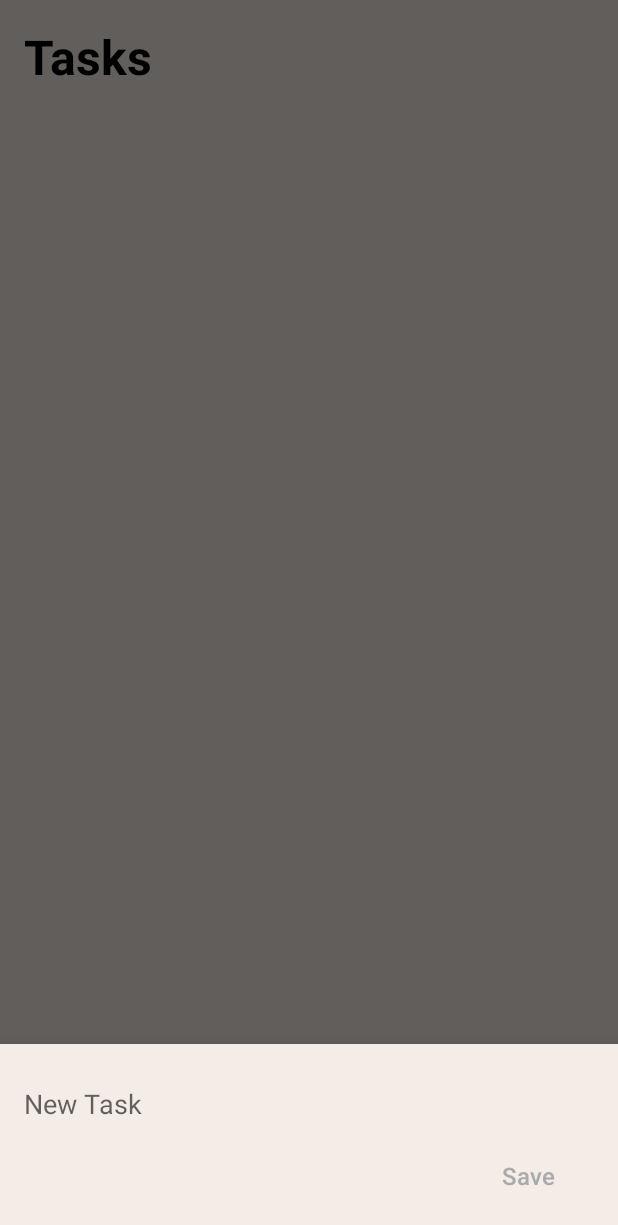
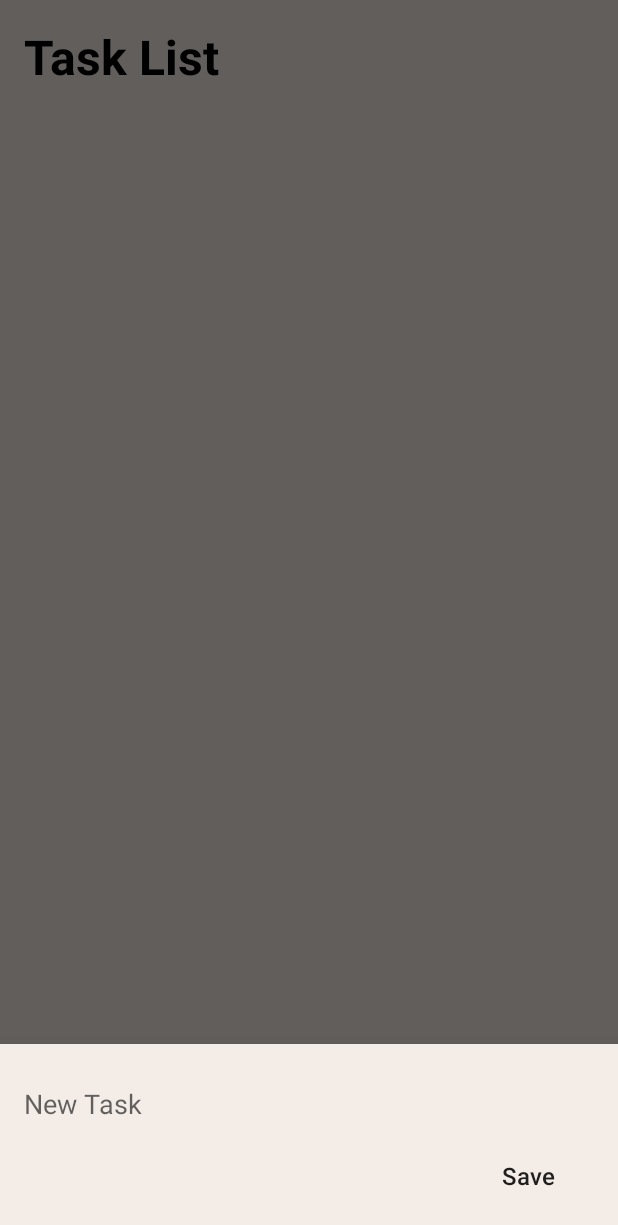
Before and after one commit to CSC207-2023Y-UofT/course-project-tnt, an Android app: the screen it shows after launch (MainActivity), after a tap on "Add Task", on a phone screen of 412 x 824 dp. Shown: the top 1225 px of the screen. Run offline under Robolectric (Android 15) with nearby library versions, the phone set to English and light mode, and no system bars.

Commit message:
3-task-list fix all the code errors

```diff
--- a/app/src/main/java/com/example/tester/Adapters/ToDoAdapter.java
+++ b/app/src/main/java/com/example/tester/Adapters/ToDoAdapter.java
@@ -1,5 +1,6 @@
 package com.example.tester.Adapters;
 
+import android.annotation.SuppressLint;
 import android.content.Context;
 import android.os.Bundle;
 import android.view.LayoutInflater;
@@ -21,8 +22,8 @@ import java.util.List;
 public class ToDoAdapter extends RecyclerView.Adapter<ToDoAdapter.ViewHolder> {
 
     private List<ToDoModel> todoList;
-    private DatabaseHandler db;
-    private MainActivity activity;
+    private final DatabaseHandler db;
+    private final MainActivity activity;
 
     public ToDoAdapter(DatabaseHandler db, MainActivity activity) {
         this.db = db;
@@ -66,6 +67,7 @@ public class ToDoAdapter extends RecyclerView.Adapter<ToDoAdapter.ViewHolder> {
         return activity;
     }
 
+    @SuppressLint("NotifyDataSetChanged")
     public void setTasks(List<ToDoModel> todoList) {
         this.todoList = todoList;
         notifyDataSetChanged();
--- a/app/src/main/java/com/example/tester/AddTaskUseCase.java
+++ b/app/src/main/java/com/example/tester/AddTaskUseCase.java
@@ -49,7 +49,7 @@ public class AddTaskUseCase extends BottomSheetDialogFragment {
                              @Nullable Bundle savedInstanceState) {
 
         View view = inflater.inflate(R.layout.new_task, container, false);
-        getDialog().getWindow().setSoftInputMode(WindowManager.LayoutParams.SOFT_INPUT_ADJUST_RESIZE);
+        Objects.requireNonNull(getDialog()).getWindow().setSoftInputMode(WindowManager.LayoutParams.SOFT_INPUT_ADJUST_RESIZE);
 
         return view;
     }
@@ -58,7 +58,7 @@ public class AddTaskUseCase extends BottomSheetDialogFragment {
     public void onViewCreated(@NonNull View view, @Nullable Bundle savedInstanceState) {
         super.onViewCreated(view, savedInstanceState);
         newTaskText = requireView().findViewById(R.id.newTaskText);
-        newTaskSaveButton = getView().findViewById(R.id.newTaskButton);
+        newTaskSaveButton = requireView().findViewById(R.id.newTaskButton);
 
         boolean isUpdate = false;
 
--- a/app/src/main/java/com/example/tester/DialogCloseListener.java
+++ b/app/src/main/java/com/example/tester/DialogCloseListener.java
@@ -3,5 +3,5 @@ package com.example.tester;
 import android.content.DialogInterface;
 
 public interface DialogCloseListener {
-    public void handleDialogClose(DialogInterface dialog);
+    void handleDialogClose(DialogInterface dialog);
 }
--- a/app/src/main/java/com/example/tester/MainActivity.java
+++ b/app/src/main/java/com/example/tester/MainActivity.java
@@ -5,9 +5,9 @@ import androidx.recyclerview.widget.ItemTouchHelper;
 import androidx.recyclerview.widget.LinearLayoutManager;
 import androidx.recyclerview.widget.RecyclerView;
 
+import android.annotation.SuppressLint;
 import android.content.DialogInterface;
 import android.os.Bundle;
-import android.view.View;
 import net.penguincoders.doit.R;
 
 import com.google.android.material.floatingactionbutton.FloatingActionButton;
@@ -24,9 +24,7 @@ public class MainActivity extends AppCompatActivity implements DialogCloseListen
 
     private DatabaseHandler db;
 
-    private RecyclerView tasksRecyclerView;
     private ToDoAdapter tasksAdapter;
-    private FloatingActionButton fab;
 
     private List<ToDoModel> taskList;
 
@@ -39,7 +37,7 @@ public class MainActivity extends AppCompatActivity implements DialogCloseListen
         db = new DatabaseHandler(this);
         db.openDatabase();
 
-        tasksRecyclerView = findViewById(R.id.tasksRecyclerView);
+        RecyclerView tasksRecyclerView = findViewById(R.id.tasksRecyclerView);
         tasksRecyclerView.setLayoutManager(new LinearLayoutManager(this));
         tasksAdapter = new ToDoAdapter(db,MainActivity.this);
         tasksRecyclerView.setAdapter(tasksAdapter);
@@ -48,7 +46,7 @@ public class MainActivity extends AppCompatActivity implements DialogCloseListen
                 ItemTouchHelper(new RecyclerItemTouchHelper(tasksAdapter));
         itemTouchHelper.attachToRecyclerView(tasksRecyclerView);
 
-        fab = findViewById(R.id.fab);
+        FloatingActionButton fab = findViewById(R.id.fab);
 
         taskList = db.getAllTasks();
         Collections.reverse(taskList);
@@ -58,6 +56,7 @@ public class MainActivity extends AppCompatActivity implements DialogCloseListen
         fab.setOnClickListener(v -> AddTaskUseCase.newInstance().show(getSupportFragmentManager(), AddTaskUseCase.TAG));
     }
 
+    @SuppressLint("NotifyDataSetChanged")
     @Override
     public void handleDialogClose(DialogInterface dialog){
         taskList = db.getAllTasks();
--- a/app/src/main/java/com/example/tester/RecyclerItemTouchHelper.java
+++ b/app/src/main/java/com/example/tester/RecyclerItemTouchHelper.java
@@ -1,6 +1,5 @@
 package com.example.tester;
 
-import android.content.DialogInterface;
 import android.graphics.Canvas;
 import android.graphics.Color;
 import android.graphics.drawable.ColorDrawable;
@@ -18,7 +17,7 @@ import net.penguincoders.doit.R;
 
 public class RecyclerItemTouchHelper extends ItemTouchHelper.SimpleCallback {
 
-    private ToDoAdapter adapter;
+    private final ToDoAdapter adapter;
 
     public RecyclerItemTouchHelper(ToDoAdapter adapter) {
         super(0, ItemTouchHelper.LEFT | ItemTouchHelper.RIGHT);
@@ -33,14 +32,14 @@ public class RecyclerItemTouchHelper extends ItemTouchHelper.SimpleCallback {
 
     @Override
     public void onSwiped(@NonNull final RecyclerView.ViewHolder viewHolder, int direction) {
-        final int position = viewHolder.getAdapterPosition();
+        final int position = viewHolder.getBindingAdapterPosition();
         if (direction == ItemTouchHelper.LEFT) {
             AlertDialog.Builder builder = new AlertDialog.Builder(adapter.getContext());
             builder.setTitle("Delete Task");
             builder.setMessage("Are you sure you want to delete this Task?");
             builder.setPositiveButton("Confirm",
                     (dialog, which) -> adapter.deleteItem(position));
-            builder.setNegativeButton(android.R.string.cancel, (dialog, which) -> adapter.notifyItemChanged(viewHolder.getAdapterPosition()));
+            builder.setNegativeButton(android.R.string.cancel, (dialog, which) -> adapter.notifyItemChanged(viewHolder.getBindingAdapterPosition()));
             AlertDialog dialog = builder.create();
             dialog.show();
         } else {
--- a/app/src/main/java/com/example/tester/Utils/DatabaseHandler.java
+++ b/app/src/main/java/com/example/tester/Utils/DatabaseHandler.java
@@ -14,7 +14,7 @@ import java.util.List;
 public class DatabaseHandler extends SQLiteOpenHelper {
 
     private static final int VERSION = 1;
-    private static final String NAME = "toDoListDatabase";
+    private static final String NAME = "TaskListDatabase";
     private static final String TODO_TABLE = "todo";
     private static final String ID = "id";
     private static final String TASK = "task";
@@ -62,9 +62,9 @@ public class DatabaseHandler extends SQLiteOpenHelper {
                 if(cur.moveToFirst()){
                     do{
                         ToDoModel task = new ToDoModel();
-                        task.setId(cur.getInt(cur.getColumnIndex(ID)));
-                        task.setTask(cur.getString(cur.getColumnIndex(TASK)));
-                        task.setStatus(cur.getInt(cur.getColumnIndex(STATUS)));
+                        task.setId(cur.getInt(cur.getColumnIndexOrThrow(ID)));
+                        task.setTask(cur.getString(cur.getColumnIndexOrThrow(TASK)));
+                        task.setStatus(cur.getInt(cur.getColumnIndexOrThrow(STATUS)));
                         taskList.add(task);
                     }
                     while(cur.moveToNext());
--- a/app/src/main/res/layout/activity_main.xml
+++ b/app/src/main/res/layout/activity_main.xml
@@ -15,7 +15,7 @@
         android:layout_marginBottom="16dp"
         android:layout_marginTop="16dp"
         android:textSize="32sp"
-        android:text="@string/tasks" />
+        android:text="@string/app_name" />
 
     <androidx.recyclerview.widget.RecyclerView
         android:id="@+id/tasksRecyclerView"
--- a/app/src/main/res/layout/new_task.xml
+++ b/app/src/main/res/layout/new_task.xml
@@ -1,4 +1,5 @@
 <RelativeLayout xmlns:android="http://schemas.android.com/apk/res/android"
+    xmlns:tools="http://schemas.android.com/tools"
     android:layout_width="match_parent"
     android:layout_height="wrap_content"
     android:padding="16dp"
@@ -13,18 +14,18 @@
         android:textAppearance="@style/TextAppearance.AppCompat.Medium"
         android:hint="@string/new_task"
         android:inputType="text"
-        android:autofillHints="@string/task_name" />
+        android:autofillHints="@string/task_name"
+        tools:ignore="VisualLintTextFieldSize" />
 
     <Button
         android:id="@+id/newTaskButton"
         android:layout_width="wrap_content"
         android:layout_height="wrap_content"
         android:layout_below="@id/newTaskText"
-        android:textSize="16sp"
         android:layout_alignParentEnd="true"
         android:background="@android:color/transparent"
         android:text="@string/save"
         android:textAllCaps="false"
-        android:textColor="@android:color/darker_gray" />
+        android:textSize="16sp" />
 
 </RelativeLayout>
--- a/app/src/main/res/layout/task_layout.xml
+++ b/app/src/main/res/layout/task_layout.xml
@@ -21,7 +21,8 @@
             android:layout_centerHorizontal="true"
             android:paddingStart="8dp"
             android:buttonTint="#A2E4B8"
-            tools:text="Go to the market and bring vegetables immediately today."/>
+            tools:text="Go to the market and bring vegetables immediately today."
+            tools:ignore="RtlSymmetry,VisualLintButtonSize" />
 
     </RelativeLayout>
 
```
